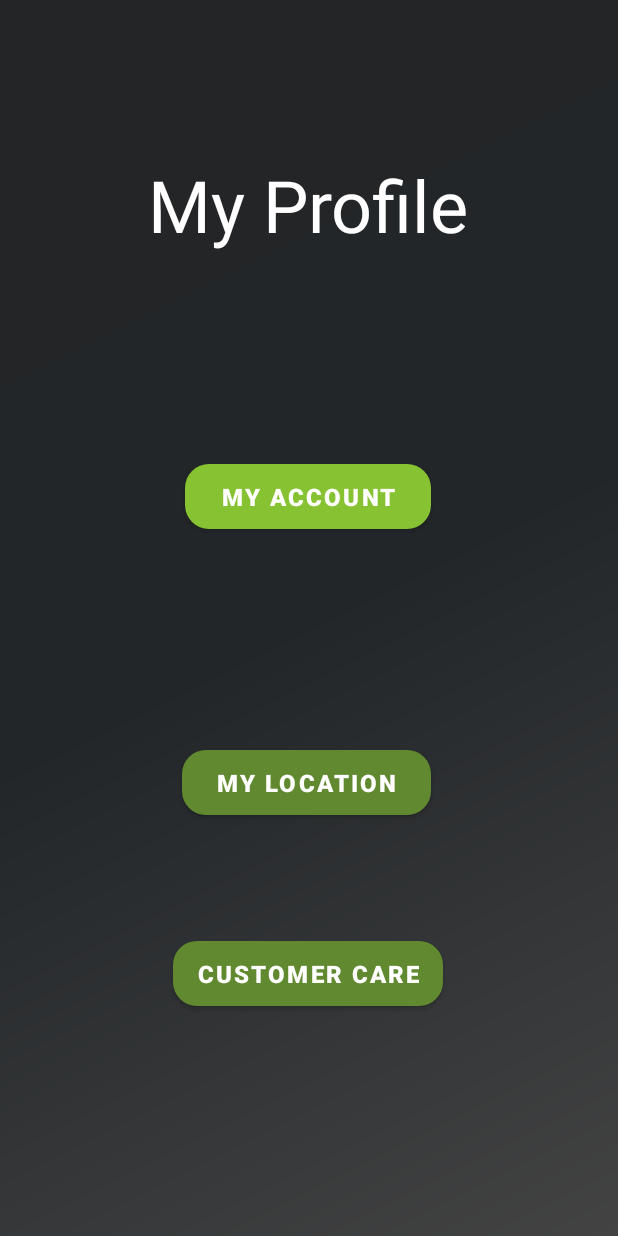
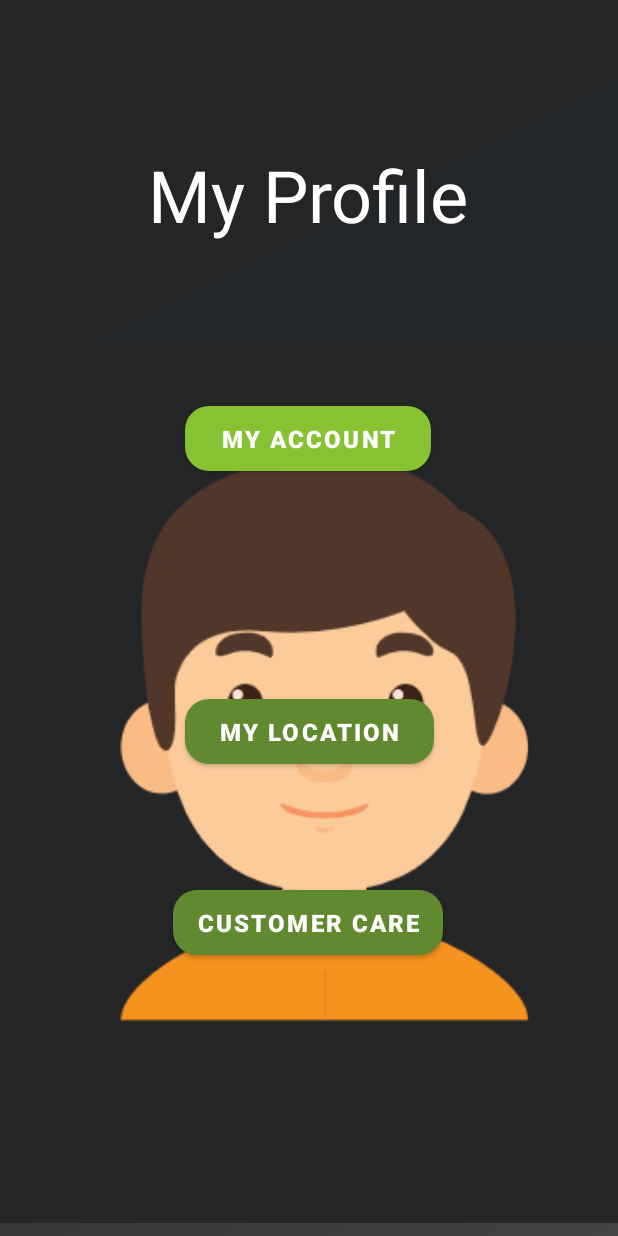
Before and after one commit to Dinith727/Project_Skyline, an Android app: the MyProfile screen opened directly, with no data from a screen before it, on a phone screen of 412 x 824 dp. Run offline under Robolectric (Android 15) with nearby library versions, the phone set to English and light mode, and no system bars.

Commit message:
Customer Image Added

```diff
--- a/app/src/main/java/com/example/task_it/CusNewLocation.java
+++ b/app/src/main/java/com/example/task_it/CusNewLocation.java
@@ -174,7 +174,7 @@ public class CusNewLocation extends AppCompatActivity {
 
     public void addCus(View view){
 
-        Intent in = new Intent(this,LoginPage_Cus.class);
+        Intent in = new Intent(this,LoginPage_Cus.class); //redirecting to other page
 
         String fn = getIntent().getStringExtra("fName");
         String ln = getIntent().getStringExtra("lName");
--- a/app/src/main/res/layout/activity_my_profile.xml
+++ b/app/src/main/res/layout/activity_my_profile.xml
@@ -36,11 +36,22 @@
     android:background="@drawable/background"
     tools:context=".MyProfile">
 
+    <ImageView
+        android:id="@+id/imageView4"
+        android:layout_width="585dp"
+        android:layout_height="1037dp"
+        android:layout_marginTop="4dp"
+        app:layout_constraintEnd_toEndOf="parent"
+        app:layout_constraintHorizontal_bias="0.609"
+        app:layout_constraintStart_toStartOf="parent"
+        app:layout_constraintTop_toTopOf="parent"
+        app:srcCompat="@drawable/myprofile" />
+
     <Button
         android:id="@+id/btn_myProAccount"
         android:layout_width="164dp"
         android:layout_height="55dp"
-        android:layout_marginTop="128dp"
+        android:layout_marginTop="96dp"
         android:onClick="MyProfile"
         android:text="@string/btn_myProAccount"
         android:textSize="16sp"
@@ -67,7 +78,7 @@
         app:layout_constraintHorizontal_bias="0.586"
         app:layout_constraintStart_toStartOf="parent"
         app:layout_constraintTop_toTopOf="parent"
-        app:layout_constraintVertical_bias="0.131" />
+        app:layout_constraintVertical_bias="0.122" />
 
     <Button
         android:id="@+id/btn_cusLocation"
@@ -82,10 +93,10 @@
         app:cornerRadius="16sp"
         app:layout_constraintBottom_toBottomOf="parent"
         app:layout_constraintEnd_toEndOf="parent"
-        app:layout_constraintHorizontal_bias="0.493"
+        app:layout_constraintHorizontal_bias="0.502"
         app:layout_constraintStart_toStartOf="parent"
         app:layout_constraintTop_toBottomOf="@+id/btn_myProAccount"
-        app:layout_constraintVertical_bias="0.88" />
+        app:layout_constraintVertical_bias="0.727" />
 
     <Button
         android:id="@+id/button2"
--- a/app/src/main/res/values/strings.xml
+++ b/app/src/main/res/values/strings.xml
@@ -51,7 +51,7 @@
     <string name="btn_submitAdd">Submit</string>
     <string name="btn_submitLogAsEmp">Login as an Employee</string>
     <string name="txt_headForgotPass">Forgot Password</string>
-    <string name="paraForgot">Please Enter your Email Address to Validate Your Account</string>
+    <string name="paraForgot">Please Enter your Email Address and Tel No to Validate Your Account</string>
     <string name="btn_submitForgotPass">Submit</string>
     <string name="cusHeaderName">Task-it</string>
     <string name="cusHeaderSubName">All tasks. One App</string>
```
Also changed, not shown: app/src/main/res/layout/activity_create_new_account.xml (+13 -1 lines), app/src/main/res/layout/activity_cus_forgot_pass.xml (+18 -4 lines), app/src/main/res/layout/activity_cus_new_account.xml (+23 -12 lines), app/src/main/res/layout/activity_cus_new_location.xml (+16 -5 lines), app/src/main/res/layout/activity_login_page_cus.xml (+19 -7 lines), app/src/main/res/drawable-v24/forgotpasswordrafiki.png (added), app/src/main/res/drawable-v24/mobilelogin.gif (added), app/src/main/res/drawable-v24/mobileloginrafiki.png (added), app/src/main/res/drawable-v24/myprofile.gif (added), app/src/main/res/drawable-v24/signup.jpg (added), 51 other files.
